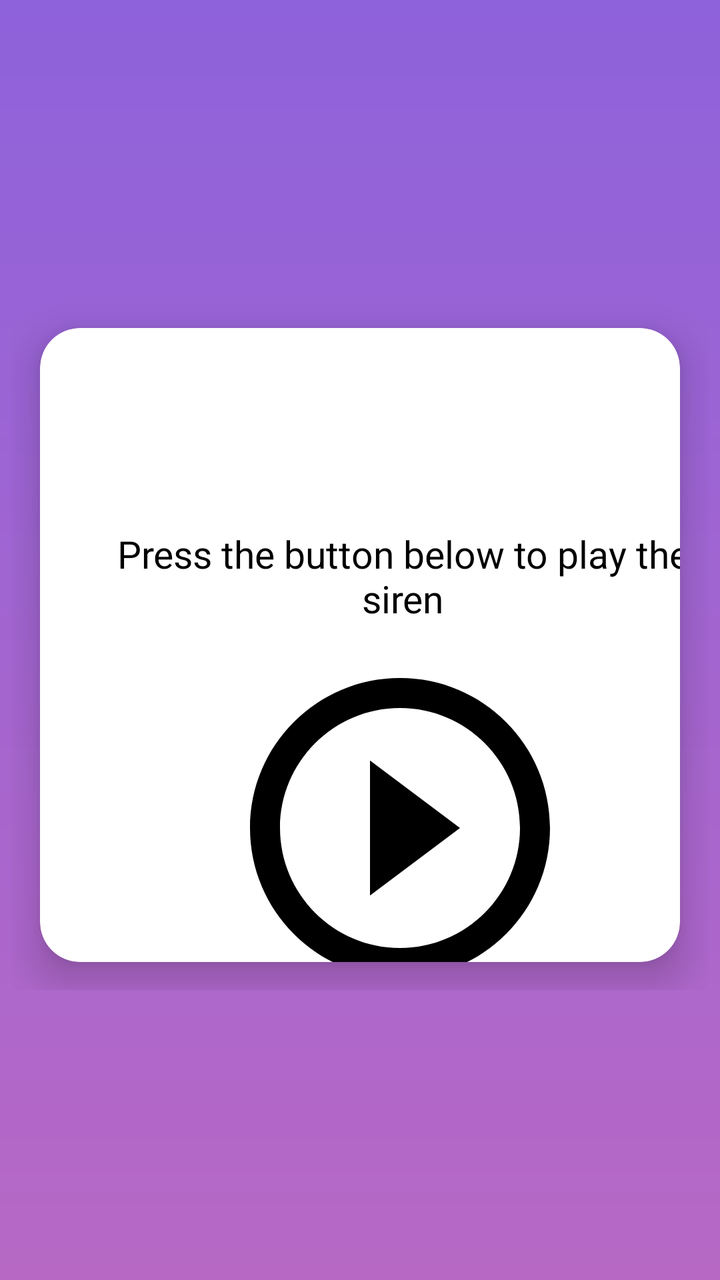
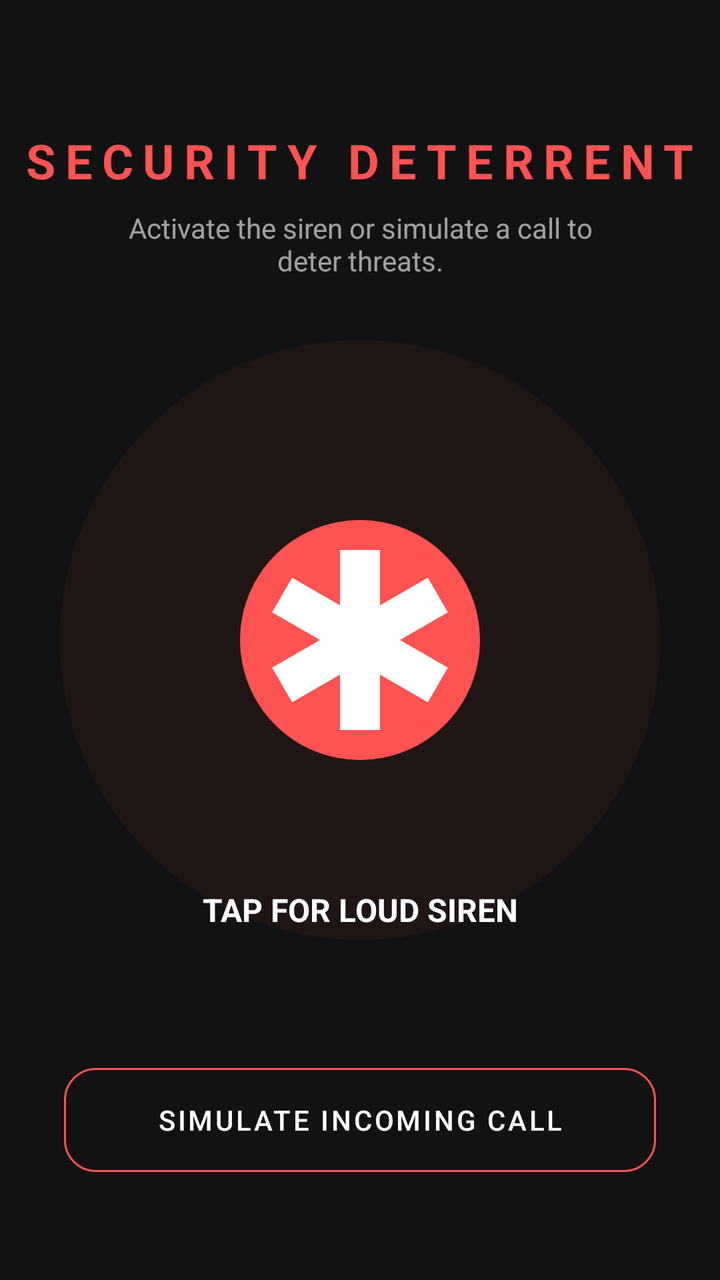

Two renders of the same Android screen: before a commit and after it. Below are the layout's source before the change and the commit's diff.
<!-- AndroidManifest.xml: application theme Theme.EmpowHer -->
<!-- res/layout/activity_fake_call.xml -->
<?xml version="1.0" encoding="utf-8"?>
<RelativeLayout xmlns:android="http://schemas.android.com/apk/res/android"
    xmlns:app="http://schemas.android.com/apk/res-auto"
    xmlns:tools="http://schemas.android.com/tools"
    android:layout_width="match_parent"
    android:layout_height="match_parent"
    android:background="@drawable/bg"
    android:fitsSystemWindows="true"
    tools:context=".FakeCallActivity">

    <GridLayout
        android:layout_width="391dp"
        android:layout_height="20dp"
        android:layout_alignParentTop="true"
        android:layout_alignParentBottom="true"
        android:layout_marginStart="12dp"
        android:layout_marginLeft="24dp"
        android:layout_marginTop="150dp"
        android:layout_centerInParent="true"
        android:layout_marginRight="24dp"
        android:layout_marginBottom="145dp">

        <androidx.cardview.widget.CardView
            android:layout_width="150dp"
            android:layout_height="150dp"
            android:layout_row="1"
            android:background="@color/white"
            android:layout_rowWeight="1"
            android:layout_column="0"
            android:layout_columnWeight="1"
            android:layout_margin="14dp"
            android:layout_marginStart="14dp"
            android:layout_marginTop="14dp"
            android:layout_marginEnd="14dp"
            android:layout_marginBottom="14dp"
            app:cardCornerRadius="20dp"
            app:cardElevation="12dp">

            <TextView
                android:layout_width="323dp"
                android:layout_height="48dp"
                android:layout_marginLeft="20dp"
                android:layout_marginTop="100dp"
                android:text="Press the button below to play the siren"
                android:textAlignment="center"
                android:textColor="@color/black"
                android:textSize="19sp" />


            <ImageView
                android:layout_width="180dp"
                android:layout_height="180dp"
                android:layout_marginLeft="90dp"
                android:layout_marginTop="160dp"
                android:src="@drawable/siren_play"
                android:id="@+id/siren_play"/>

        </androidx.cardview.widget.CardView>
    </GridLayout>
</RelativeLayout>
<!-- resources referenced by this layout -->
<resources>
  <color name="black">#000000</color>
  <color name="white">#FFFFFF</color>
  <!-- drawable bg (drawable) -->
  <?xml version="1.0" encoding="utf-8"?>
  <shape xmlns:android="http://schemas.android.com/apk/res/android">
      <gradient android:type="linear" android:angle="100"
          android:startColor="#8E62DB" android:endColor="#B768C5" />
  
  </shape>
  <!-- drawable siren_play (drawable) -->
  <vector android:height="24dp" android:tint="#000000"
      android:viewportHeight="24" android:viewportWidth="24"
      android:width="24dp" xmlns:android="http://schemas.android.com/apk/res/android">
      <path android:fillColor="@android:color/white" android:pathData="M10,16.5l6,-4.5 -6,-4.5v9zM12,2C6.48,2 2,6.48 2,12s4.48,10 10,10 10,-4.48 10,-10S17.52,2 12,2zM12,20c-4.41,0 -8,-3.59 -8,-8s3.59,-8 8,-8 8,3.59 8,8 -3.59,8 -8,8z"/>
  </vector>
  <style name="Theme.EmpowHer" parent="Base.Theme.EmpowHer" />
  <style name="Base.Theme.EmpowHer" parent="Theme.Material3.DayNight.NoActionBar">
          
          
      </style>
</resources>

<!-- the commit's change to res/layout/activity_fake_call.xml (unified diff, before → after) -->
@@ -1,60 +1,90 @@
 <?xml version="1.0" encoding="utf-8"?>
-<RelativeLayout xmlns:android="http://schemas.android.com/apk/res/android"
+<androidx.constraintlayout.widget.ConstraintLayout xmlns:android="http://schemas.android.com/apk/res/android"
     xmlns:app="http://schemas.android.com/apk/res-auto"
     xmlns:tools="http://schemas.android.com/tools"
     android:layout_width="match_parent"
     android:layout_height="match_parent"
-    android:background="@drawable/bg"
-    android:fitsSystemWindows="true"
+    android:background="#121212"
     tools:context=".FakeCallActivity">
 
-    <GridLayout
-        android:layout_width="391dp"
-        android:layout_height="20dp"
-        android:layout_alignParentTop="true"
-        android:layout_alignParentBottom="true"
-        android:layout_marginStart="12dp"
-        android:layout_marginLeft="24dp"
-        android:layout_marginTop="150dp"
-        android:layout_centerInParent="true"
-        android:layout_marginRight="24dp"
-        android:layout_marginBottom="145dp">
+    
+    <View
+        android:id="@+id/glow_effect"
+        android:layout_width="300dp"
+        android:layout_height="300dp"
+        android:background="@drawable/circle_red"
+        android:alpha="0.2"
+        app:layout_constraintBottom_toBottomOf="@+id/siren_play"
+        app:layout_constraintEnd_toEndOf="@+id/siren_play"
+        app:layout_constraintStart_toStartOf="@+id/siren_play"
+        app:layout_constraintTop_toTopOf="@+id/siren_play" />
 
-        <androidx.cardview.widget.CardView
-            android:layout_width="150dp"
-            android:layout_height="150dp"
-            android:layout_row="1"
-            android:background="@color/white"
-            android:layout_rowWeight="1"
-            android:layout_column="0"
-            android:layout_columnWeight="1"
-            android:layout_margin="14dp"
-            android:layout_marginStart="14dp"
-            android:layout_marginTop="14dp"
-            android:layout_marginEnd="14dp"
-            android:layout_marginBottom="14dp"
-            app:cardCornerRadius="20dp"
-            app:cardElevation="12dp">
+    <TextView
+        android:id="@+id/textView"
+        android:layout_width="wrap_content"
+        android:layout_height="wrap_content"
+        android:layout_marginTop="64dp"
+        android:text="SECURITY DETERRENT"
+        android:textColor="#FF5252"
+        android:textSize="24sp"
+        android:textStyle="bold"
+        android:letterSpacing="0.2"
+        app:layout_constraintEnd_toEndOf="parent"
+        app:layout_constraintStart_toStartOf="parent"
+        app:layout_constraintTop_toTopOf="parent" />
 
-            <TextView
-                android:layout_width="323dp"
-                android:layout_height="48dp"
-                android:layout_marginLeft="20dp"
-                android:layout_marginTop="100dp"
-                android:text="Press the button below to play the siren"
-                android:textAlignment="center"
-                android:textColor="@color/black"
-                android:textSize="19sp" />
+    <TextView
+        android:layout_width="0dp"
+        android:layout_height="wrap_content"
+        android:layout_marginHorizontal="48dp"
+        android:layout_marginTop="8dp"
+        android:text="Activate the siren or simulate a call to deter threats."
+        android:textAlignment="center"
+        android:textColor="#99FFFFFF"
+        android:textSize="14sp"
+        app:layout_constraintEnd_toEndOf="parent"
+        app:layout_constraintStart_toStartOf="parent"
+        app:layout_constraintTop_toBottomOf="@+id/textView" />
 
+    <com.google.android.material.imageview.ShapeableImageView
+        android:id="@+id/siren_play"
+        android:layout_width="200dp"
+        android:layout_height="200dp"
+        android:background="#FF5252"
+        android:padding="40dp"
+        android:src="@drawable/emergency"
+        app:contentDescription="Play Siren"
+        app:layout_constraintBottom_toBottomOf="parent"
+        app:layout_constraintEnd_toEndOf="parent"
+        app:layout_constraintStart_toStartOf="parent"
+        app:layout_constraintTop_toTopOf="parent"
+        app:shapeAppearanceOverlay="@style/CircleImage"
+        app:tint="@color/white" />
 
-            <ImageView
-                android:layout_width="180dp"
-                android:layout_height="180dp"
-                android:layout_marginLeft="90dp"
-                android:layout_marginTop="160dp"
-                android:src="@drawable/siren_play"
-                android:id="@+id/siren_play"/>
+    <TextView
+        android:id="@+id/tv_siren_status"
+        android:layout_width="wrap_content"
+        android:layout_height="wrap_content"
+        android:layout_marginTop="24dp"
+        android:text="TAP FOR LOUD SIREN"
+        android:textColor="@color/white"
+        android:textSize="16sp"
+        android:textStyle="bold"
+        app:layout_constraintEnd_toEndOf="parent"
+        app:layout_constraintStart_toStartOf="parent"
+        app:layout_constraintTop_toBottomOf="@+id/siren_play" />
 
-        </androidx.cardview.widget.CardView>
-    </GridLayout>
-</RelativeLayout>
+    <com.google.android.material.button.MaterialButton
+        android:id="@+id/btn_simulate_call"
+        style="@style/Widget.MaterialComponents.Button.OutlinedButton"
+        android:layout_width="match_parent"
+        android:layout_height="64dp"
+        android:layout_marginHorizontal="32dp"
+        android:layout_marginBottom="48dp"
+        android:text="SIMULATE INCOMING CALL"
+        android:textColor="@color/white"
+        app:strokeColor="#FF5252"
+        app:cornerRadius="16dp"
+        app:layout_constraintBottom_toBottomOf="parent" />
+
+</androidx.constraintlayout.widget.ConstraintLayout>
<!-- resource entries referenced after the edit -->
@@ -1,20 +1,22 @@
 <!-- resources referenced by this layout -->
 <resources>
-  <color name="black">#000000</color>
   <color name="white">#FFFFFF</color>
-  <!-- drawable bg (drawable) -->
+  <!-- drawable circle_red (drawable) -->
   <?xml version="1.0" encoding="utf-8"?>
-  <shape xmlns:android="http://schemas.android.com/apk/res/android">
-      <gradient android:type="linear" android:angle="100"
-          android:startColor="#8E62DB" android:endColor="#B768C5" />
-  
+  <shape xmlns:android="http://schemas.android.com/apk/res/android"
+      android:shape="oval">
+      <solid android:color="#4DFF5252" />
   </shape>
-  <!-- drawable siren_play (drawable) -->
+  <!-- drawable emergency (drawable) -->
   <vector android:height="24dp" android:tint="#000000"
       android:viewportHeight="24" android:viewportWidth="24"
       android:width="24dp" xmlns:android="http://schemas.android.com/apk/res/android">
-      <path android:fillColor="@android:color/white" android:pathData="M10,16.5l6,-4.5 -6,-4.5v9zM12,2C6.48,2 2,6.48 2,12s4.48,10 10,10 10,-4.48 10,-10S17.52,2 12,2zM12,20c-4.41,0 -8,-3.59 -8,-8s3.59,-8 8,-8 8,3.59 8,8 -3.59,8 -8,8z"/>
+      <path android:fillColor="@android:color/white" android:pathData="M20.79,9.23l-2,-3.46l-4.79,2.77l0,-5.54l-4,0l0,5.54l-4.79,-2.77l-2,3.46l4.79,2.77l-4.79,2.77l2,3.46l4.79,-2.77l0,5.54l4,0l0,-5.54l4.79,2.77l2,-3.46l-4.79,-2.77z"/>
   </vector>
+  <style name="CircleImage">
+          <item name="cornerFamily">rounded</item>
+          <item name="cornerSize">50%</item>
+      </style>
   <style name="Theme.EmpowHer" parent="Base.Theme.EmpowHer" />
   <style name="Base.Theme.EmpowHer" parent="Theme.Material3.DayNight.NoActionBar">
           
